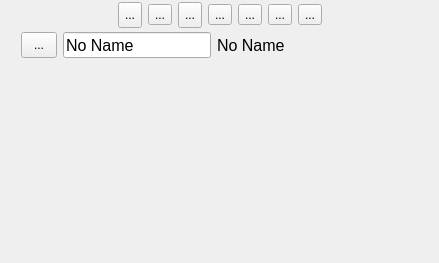
Before: the Qt Designer form Include/imtgui/CCustomLayoutWidgetForm.ui in ImagingTools/ImtCore, drawn with Qt 5.
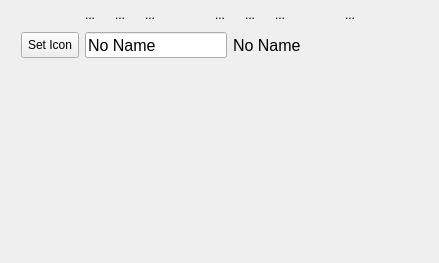
After: the same form once the commit is applied. Icons and pictures are not drawn.

Commit message: Icons corrected

What changed in the file:
```diff
--- a/Include/imtgui/CCustomLayoutWidgetForm.ui
+++ b/Include/imtgui/CCustomLayoutWidgetForm.ui
@@ -120,6 +120,9 @@
              <height>20</height>
             </size>
            </property>
+           <property name="autoRaise">
+            <bool>true</bool>
+           </property>
           </widget>
          </item>
          <item>
@@ -143,6 +146,9 @@
              <height>20</height>
             </size>
            </property>
+           <property name="autoRaise">
+            <bool>true</bool>
+           </property>
           </widget>
          </item>
          <item>
@@ -166,8 +172,27 @@
              <height>20</height>
             </size>
            </property>
+           <property name="autoRaise">
+            <bool>true</bool>
+           </property>
           </widget>
          </item>
+         <item>
+          <spacer name="horizontalSpacer_3">
+           <property name="orientation">
+            <enum>Qt::Horizontal</enum>
+           </property>
+           <property name="sizeType">
+            <enum>QSizePolicy::Fixed</enum>
+           </property>
+           <property name="sizeHint" stdset="0">
+            <size>
+             <width>40</width>
+             <height>20</height>
+            </size>
+           </property>
+          </spacer>
+         </item>
          <item>
           <widget class="QToolButton" name="AlignLeft">
            <property name="text">
@@ -183,6 +208,9 @@
              <height>20</height>
             </size>
            </property>
+           <property name="autoRaise">
+            <bool>true</bool>
+           </property>
           </widget>
          </item>
          <item>
@@ -200,6 +228,9 @@
              <height>20</height>
             </size>
            </property>
+           <property name="autoRaise">
+            <bool>true</bool>
+           </property>
           </widget>
          </item>
          <item>
@@ -226,8 +257,27 @@
            <property name="popupMode">
             <enum>QToolButton::InstantPopup</enum>
            </property>
+           <property name="autoRaise">
+            <bool>true</bool>
+           </property>
           </widget>
          </item>
+         <item>
+          <spacer name="horizontalSpacer_4">
+           <property name="orientation">
+            <enum>Qt::Horizontal</enum>
+           </property>
+           <property name="sizeType">
+            <enum>QSizePolicy::Fixed</enum>
+           </property>
+           <property name="sizeHint" stdset="0">
+            <size>
+             <width>40</width>
+             <height>20</height>
+            </size>
+           </property>
+          </spacer>
+         </item>
          <item>
           <widget class="QToolButton" name="AddWidgets">
            <property name="minimumSize">
@@ -252,6 +302,9 @@
            <property name="popupMode">
             <enum>QToolButton::InstantPopup</enum>
            </property>
+           <property name="autoRaise">
+            <bool>true</bool>
+           </property>
           </widget>
          </item>
         </layout>
@@ -359,7 +412,7 @@
          </size>
         </property>
         <property name="text">
-         <string>...</string>
+         <string>Set Icon</string>
         </property>
        </widget>
       </item>
```
The commit also changes 7 other files.
